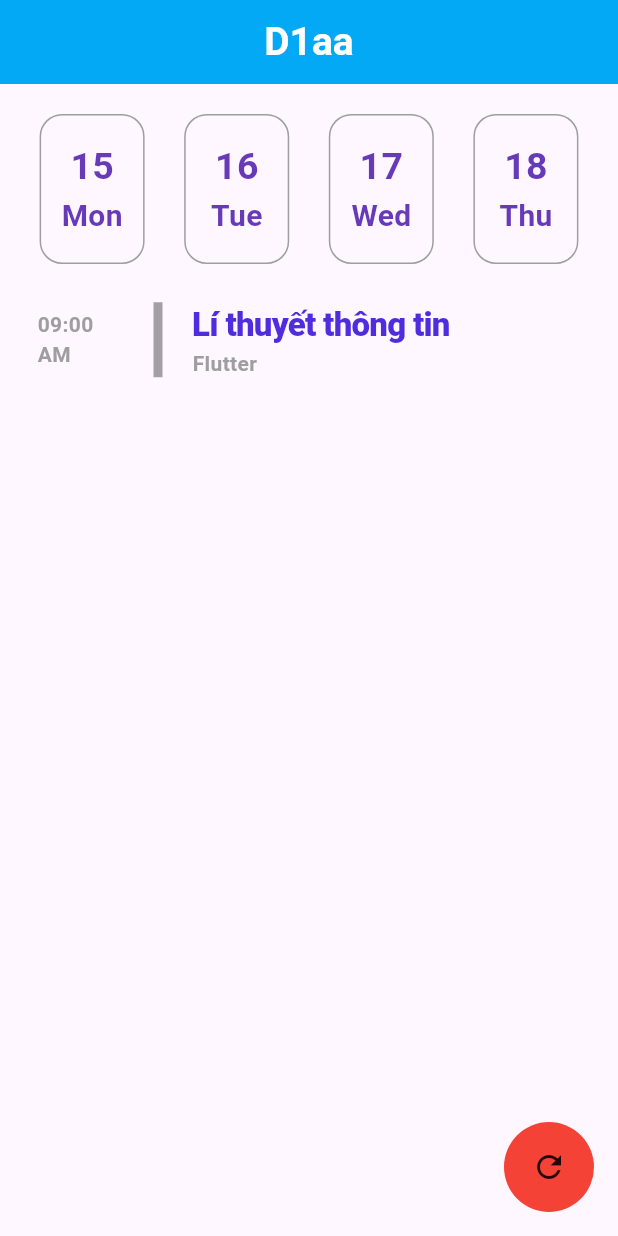
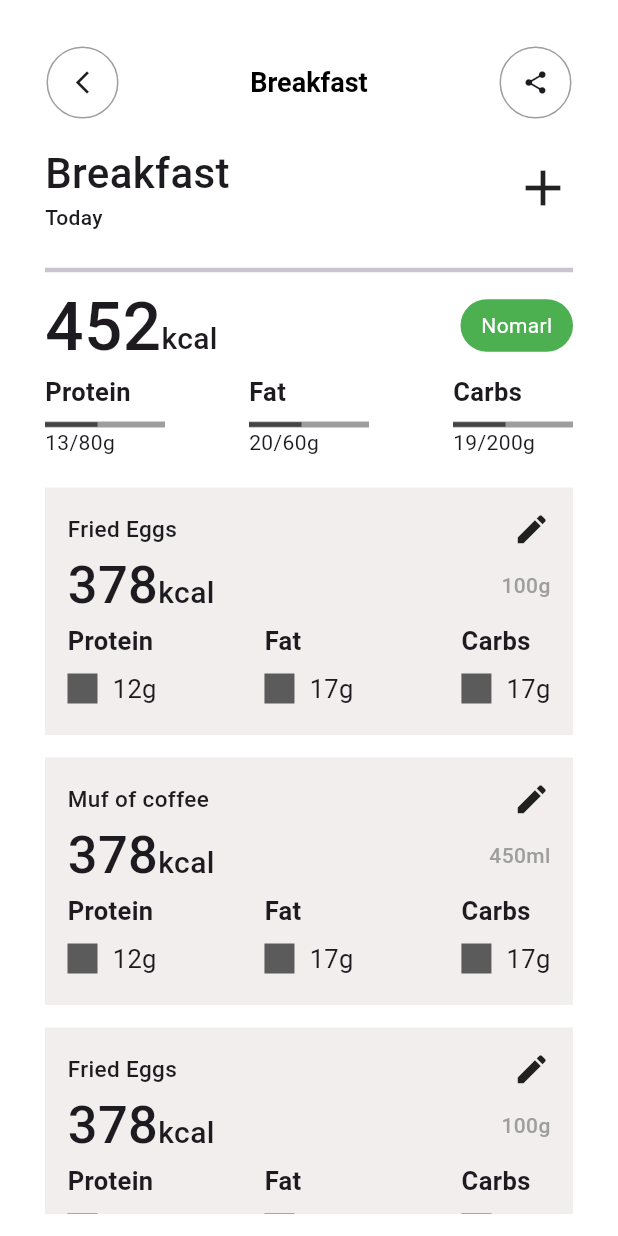
Before and after one commit to ATDevv/learn-flutter, a Flutter app: the screen it shows after launch, on a phone screen of 412 x 824 dp. Run offline on Flutter 3.47's test engine with Material 3 defaults, Android fonts, the phone set to English and light mode, and no system bars; Roboto replaces fonts that are missing (Times New Roman).

Commit message:
menu nutritions

```diff
--- /dev/null
+++ b/lib/app_bar_food.dart
@@ -0,0 +1,54 @@
+import 'package:flutter/material.dart';
+
+class AppBarFood extends StatelessWidget {
+  const AppBarFood({super.key});
+
+  @override
+  Widget build(BuildContext context) {
+    return Row(
+      mainAxisAlignment: MainAxisAlignment.spaceBetween,
+      children: [
+        Container(
+          height: 48,
+          width: 48,
+          decoration: BoxDecoration(
+            borderRadius: BorderRadius.circular(999),
+            border: Border.all(
+              color: Colors.grey,
+              width: 1,
+            ),
+          ),
+          alignment: Alignment.center,
+          child: Icon(
+            Icons.arrow_back_ios_new,
+            size: 18,
+          ),
+        ),
+        Text(
+          'Breakfast',
+          style: TextStyle(
+            color: Colors.black,
+            fontSize: 18,
+            fontWeight: FontWeight.w600,
+          ),
+        ),
+        Container(
+          height: 48,
+          width: 48,
+          decoration: BoxDecoration(
+            borderRadius: BorderRadius.circular(999),
+            border: Border.all(
+              color: Colors.grey,
+              width: 1,
+            ),
+          ),
+          alignment: Alignment.center,
+          child: Icon(
+            Icons.share,
+            size: 18,
+          ),
+        ),
+      ],
+    );
+  }
+}
--- /dev/null
+++ b/lib/cur_nutrition.dart
@@ -0,0 +1,63 @@
+import 'package:flutter/material.dart';
+import 'package:flutter_basic/info_nutri.dart';
+
+class CurNutrition extends StatelessWidget {
+  const CurNutrition({super.key});
+
+  @override
+  Widget build(BuildContext context) {
+    return Column(
+      children: [
+        Row(
+          mainAxisAlignment: MainAxisAlignment.spaceBetween,
+          children: [
+            Row(
+              crossAxisAlignment: CrossAxisAlignment.baseline,
+              textBaseline: TextBaseline.alphabetic,
+              children: [
+                Text(
+                  '452',
+                  style: TextStyle(
+                    fontSize: 45,
+                    fontWeight: FontWeight.w500,
+                  ),
+                ),
+                Text(
+                  'kcal',
+                  style: TextStyle(
+                    fontSize: 20,
+                    fontWeight: FontWeight.w500,
+                  ),
+                ),
+              ],
+            ),
+            Container(
+              width: 75,
+              height: 35,
+              decoration: BoxDecoration(
+                borderRadius: BorderRadius.circular(20),
+                color: Colors.green,
+              ),
+              child: Center(
+                child: Text(
+                  'Nomarl',
+                  style: TextStyle(
+                    color: Colors.white,
+                  ),
+                ),
+              ),
+            ),
+          ],
+        ),
+        Row(
+          mainAxisAlignment: MainAxisAlignment.spaceBetween,
+          children: [
+            InfoNutri(name: 'Protein', gam: '13/80g'),
+            InfoNutri(name: 'Fat', gam: '20/60g'),
+            InfoNutri(name: 'Carbs', gam: '19/200g'),
+          ],
+        ),
+      ],
+    );
+  }
+}
--- /dev/null
+++ b/lib/info_nutri.dart
@@ -0,0 +1,82 @@
+import 'dart:math';
+import 'package:flutter/material.dart';
+
+class InfoNutri extends StatelessWidget {
+  const InfoNutri({
+    super.key,
+    required this.name,
+    this.gam,
+    this.isBox = false,
+    this.gam2,
+  });
+
+  final String name;
+  final bool isBox;
+  final String? gam2, gam;
+
+  @override
+  Widget build(BuildContext context) {
+    return Column(
+      crossAxisAlignment: CrossAxisAlignment.start,
+      children: [
+        Text(
+          name,
+          style: TextStyle(
+            fontSize: 17,
+            fontWeight: FontWeight.w600,
+          ),
+        ),
+        SizedBox(height: 8),
+        isBox
+            ? Row(
+                children: [
+                  Container(
+                    width: 20,
+                    height: 20,
+                    color: Color.fromRGBO(
+                      Random().nextInt(256),
+                      Random().nextInt(256),
+                      Random().nextInt(256),
+                      0.7,
+                    ),
+                  ),
+                  SizedBox(width: 10),
+                  Text(
+                    gam2 ?? '12g',
+                    style: TextStyle(
+                      fontSize: 17,
+                    ),
+                  ),
+                ],
+              )
+            : Column(
+                crossAxisAlignment: CrossAxisAlignment.start,
+                children: [
+                  Container(
+                    width: 80,
+                    height: 4,
+                    color: Colors.grey,
+                    child: Align(
+                      alignment: Alignment.centerLeft,
+                      child: SizedBox(
+                        width: 35,
+                        child: Divider(
+                          height: 10,
+                          thickness: 3,
+                          color: Color.fromRGBO(
+                            Random().nextInt(256),
+                            Random().nextInt(256),
+                            Random().nextInt(256),
+                            0.7,
+                          ),
+                        ),
+                      ),
+                    ),
+                  ),
+                  Text(gam ?? '23/11g'),
+                ],
+              )
+      ],
+    );
+  }
+}
--- /dev/null
+++ b/lib/list_nutrition.dart
@@ -0,0 +1,102 @@
+import 'package:flutter/material.dart';
+import 'package:flutter_basic/info_nutri.dart';
+
+class ListNutrition extends StatelessWidget {
+  const ListNutrition({super.key, required this.name, required this.volume});
+
+  final String name, volume;
+
+  @override
+  Widget build(BuildContext context) {
+    return Column(
+      children: [
+        Container(
+          height: 165,
+          color: Color.fromRGBO(241, 238, 237, 1),
+          child: Padding(
+            padding: const EdgeInsets.all(15.0),
+            child: Column(
+              children: [
+                Row(
+                  mainAxisAlignment: MainAxisAlignment.spaceBetween,
+                  children: [
+                    Text(
+                      name,
+                      style: TextStyle(
+                        fontSize: 15,
+                        fontWeight: FontWeight.w500,
+                      ),
+                    ),
+                    Container(
+                      alignment: Alignment.center,
+                      child: Icon(
+                        Icons.edit,
+                        size: 25,
+                      ),
+                    ),
+                  ],
+                ),
+                Row(
+                  mainAxisAlignment: MainAxisAlignment.spaceBetween,
+                  children: [
+                    Row(
+                      crossAxisAlignment: CrossAxisAlignment.baseline,
+                      textBaseline: TextBaseline.alphabetic,
+                      children: [
+                        Text(
+                          '378',
+                          style: TextStyle(
+                            fontSize: 35,
+                            fontWeight: FontWeight.w500,
+                          ),
+                        ),
+                        Text(
+                          'kcal',
+                          style: TextStyle(
+                            fontSize: 20,
+                            fontWeight: FontWeight.w500,
+                          ),
+                        ),
+                      ],
+                    ),
+                    Text(
+                      volume,
+                      style: TextStyle(
+                        // fontSize: 20,
+                        fontWeight: FontWeight.w500,
+                        color: Colors.grey,
+                      ),
+                    )
+                  ],
+                ),
+                Row(
+                  mainAxisAlignment: MainAxisAlignment.spaceBetween,
+                  children: [
+                    InfoNutri(
+                      name: 'Protein',
+                      gam2: '12g',
+                      isBox: true,
+                    ),
+                    InfoNutri(
+                      name: 'Fat',
+                      gam2: '17g',
+                      isBox: true,
+                    ),
+                    InfoNutri(
+                      name: 'Carbs',
+                      gam2: '17g',
+                      isBox: true,
+                    )
+                  ],
+                ),
+              ],
+            ),
+          ),
+        ),
+        SizedBox(
+          height: 15,
+        )
+      ],
+    );
+  }
+}
--- a/lib/main.dart
+++ b/lib/main.dart
@@ -1,36 +1,12 @@
-import 'dart:math';
-
 import 'package:flutter/material.dart';
-// import 'build_container.dart';
-import 'calendar.dart';
-import 'task.dart';
+import 'package:flutter_basic/list_nutrition.dart';
+import 'meal.dart';
+import 'app_bar_food.dart';
+import 'cur_nutrition.dart';
 
 void main() {
   runApp(const MainApp());
 }
-
-final List<Map<String, dynamic>> subj = [
-  {
-    "time": "07:00",
-    "amPm": "AM",
-    "task": "CTDL & GT",
-  },
-  {
-    "time": "09:00",
-    "amPm": "AM",
-    "task": "Lí thuyết thông tin",
-  },
-  {
-    "time": "13:00",
-    "amPm": "PM",
-    "task": "Tư tưởng HCM",
-  },
-  {
-    "time": "15:00",
-    "amPm": "PM",
-    "task": "Toán rời rạc 2",
-  },
-];
 
 class MainApp extends StatefulWidget {
   const MainApp({super.key});
@@ -40,73 +16,44 @@ class MainApp extends StatefulWidget {
 }
 
 class _MainAppState extends State<MainApp> {
-  Color colorBtn = Colors.red;
-  late int ran = 1;
-
   @override
   Widget build(BuildContext context) {
     return MaterialApp(
+      theme: ThemeData(scaffoldBackgroundColor: Colors.white),
       debugShowCheckedModeBanner: false,
       home: SafeArea(
+        child: Padding(
+          padding: const EdgeInsets.all(15.0),
           child: Scaffold(
             appBar: AppBar(
-            title: Text(
-              'D1aa',
-              style: TextStyle(
-                color: Colors.white,
-                fontSize: 26,
-                fontFamily: "Times New Roman",
-                fontWeight: FontWeight.bold,
+              title: AppBarFood(),
+              backgroundColor: Colors.white,
+              toolbarHeight: 80,
             ),
-            ),
-            backgroundColor: Colors.lightBlue,
-            centerTitle: true,
-          ),
-          body: Center(
+            body: SingleChildScrollView(
+              child: Padding(
+                padding: EdgeInsets.symmetric(horizontal: 15, vertical: 0),
                 child: Column(
                   children: [
+                    Meal(),
                     SizedBox(height: 20),
-                Row(
-                  mainAxisAlignment: MainAxisAlignment.spaceEvenly,
-                  children: [
-                    Calendar(numberDay: '15', day: 'Mon'),
-                    Calendar(numberDay: '16', day: 'Tue'),
-                    Calendar(numberDay: '17', day: 'Wed'),
-                    Calendar(numberDay: '18', day: 'Thu'),
-                  ],
+                    Divider(
+                      height: 10,
+                      thickness: 3,
                     ),
-                Padding(
-                  padding: const EdgeInsets.all(25.0),
-                  child: Task(
-                      time: subj[ran]['time'],
-                      task: subj[ran]['task'],
-                      amPm: subj[ran]['amPm']),
-                ),
+                    CurNutrition(),
+                    SizedBox(height: 20),
+                    ListNutrition(name: 'Fried Eggs', volume: '100g'),
+                    ListNutrition(name: 'Muf of coffee', volume: '450ml'),
+                    ListNutrition(name: 'Fried Eggs', volume: '100g'),
+                    ListNutrition(name: 'Muf of coffee', volume: '450ml'),
+                    ListNutrition(name: 'Fried Eggs', volume: '100g'),
+                    ListNutrition(name: 'Muf of coffee', volume: '450ml'),
+                    ListNutrition(name: 'Fried Eggs', volume: '100g'),
+                    ListNutrition(name: 'Muf of coffee', volume: '450ml'),
                   ],
                 ),
               ),
-          floatingActionButton: Container(
-            width: 60,
-            height: 60,
-            decoration: BoxDecoration(
-              borderRadius: BorderRadius.circular(99),
-              color: colorBtn,
-            ),
-            child: InkWell(
-              splashColor: Colors.transparent,
-              highlightColor: Colors.transparent,
-              onTap: () => {
-                setState(() {
-                  colorBtn = Color.fromRGBO(
-                    Random().nextInt(256),
-                    Random().nextInt(256),
-                    Random().nextInt(256),
-                    0.4,
-                  );
-                  ran = Random().nextInt(4);
-                })
-              },
-              child: Icon(Icons.refresh),
             ),
           ),
         ),
--- /dev/null
+++ b/lib/meal.dart
@@ -0,0 +1,39 @@
+import 'package:flutter/material.dart';
+
+class Meal extends StatelessWidget {
+  const Meal({super.key});
+
+  @override
+  Widget build(BuildContext context) {
+    return Row(
+      mainAxisAlignment: MainAxisAlignment.spaceBetween,
+      children: [
+        Column(
+          crossAxisAlignment: CrossAxisAlignment.start,
+          children: [
+            Text(
+              'Breakfast',
+              style: TextStyle(
+                fontSize: 28,
+                fontWeight: FontWeight.w500,
+              ),
+            ),
+            Text(
+              'Today',
+              style: TextStyle(
+                fontWeight: FontWeight.w500,
+              ),
+            ),
+          ],
+        ),
+        Container(
+          alignment: Alignment.center,
+          child: Icon(
+            Icons.add,
+            size: 40,
+          ),
+        ),
+      ],
+    );
+  }
+}
```
Lines whose indentation alone changed are shown as unchanged.
